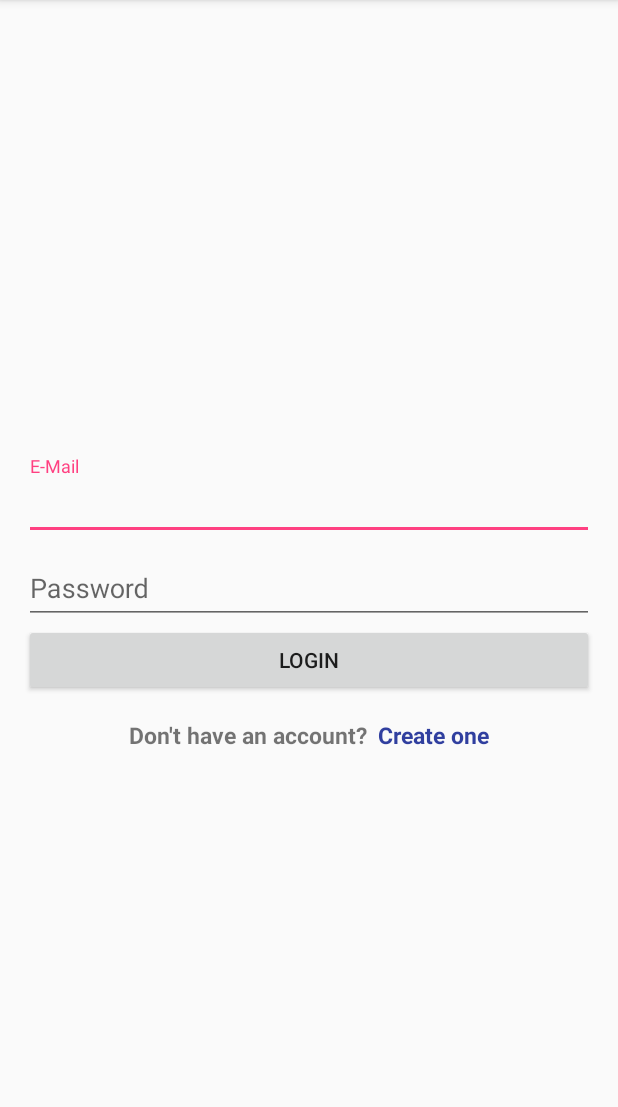
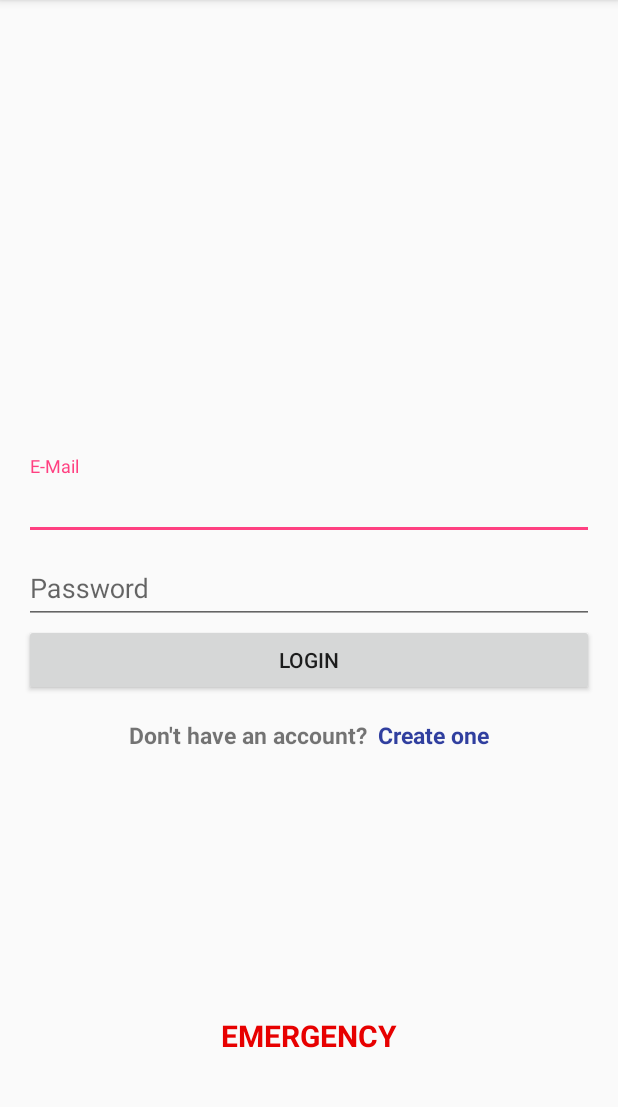
Before and after one commit to karanjuneja1106/Codeutsava, an Android app: the screen it shows after launch (LoginActivity), on a phone screen of 412 x 824 dp, the part 84-1191 px from its top. Run offline under Robolectric (Android 15) with nearby library versions, the phone set to English and light mode, and no system bars.

Commit message:
emergency_button

```diff
--- a/client/app/src/main/AndroidManifest.xml
+++ b/client/app/src/main/AndroidManifest.xml
@@ -3,6 +3,9 @@
     package="org.nullpointer.client">
 
     <uses-permission android:name="android.permission.INTERNET" />
+    <uses-permission android:name="android.permission.CALL_PHONE" />
+
+
 
     <application
         android:allowBackup="true"
--- a/client/app/src/main/java/org/nullpointer/client/LoginActivity.java
+++ b/client/app/src/main/java/org/nullpointer/client/LoginActivity.java
@@ -1,13 +1,18 @@
 package org.nullpointer.client;
 
+import android.Manifest;
 import android.content.Context;
 import android.content.Intent;
+import android.content.pm.PackageManager;
+import android.net.Uri;
 import android.os.AsyncTask;
 import android.os.Message;
 import android.support.design.widget.TextInputEditText;
+import android.support.v4.app.ActivityCompat;
 import android.support.v7.app.AppCompatActivity;
 import android.os.Bundle;
 import android.text.TextUtils;
+import android.util.Log;
 import android.view.View;
 import android.view.WindowManager;
 import android.widget.TextView;
@@ -26,31 +31,54 @@ import java.net.URLEncoder;
 
 public class LoginActivity extends AppCompatActivity {
     TextInputEditText mailId, password;
+    TextView emergency_bt;
     String mailIdString = "", passwordString = "";
-    boolean isDataValid = false,Q=false;
+    boolean isDataValid = false, Q = false;
+
     @Override
     protected void onCreate(Bundle savedInstanceState) {
         super.onCreate(savedInstanceState);
 
         setContentView(R.layout.activity_login);
-        if(LoginPreferences.getStoredMail(getApplicationContext())!=null){
-            Intent i=new Intent(this,MainActivity.class);
-            i.putExtra("mailID",LoginPreferences.getStoredMail(getApplicationContext()));
+        if (LoginPreferences.getStoredMail(getApplicationContext()) != null) {
+            Intent i = new Intent(this, MainActivity.class);
+            i.putExtra("mailID", LoginPreferences.getStoredMail(getApplicationContext()));
             //i.putExtra("name",LoginPreferences.getStoredName(this));
             startActivity(i);
             this.finish();
         }
         this.getWindow().setSoftInputMode(WindowManager.LayoutParams.SOFT_INPUT_STATE_ALWAYS_HIDDEN);
-        TextView register = (TextView)findViewById(R.id.register);
+        TextView register = (TextView) findViewById(R.id.register);
         register.setOnClickListener(new View.OnClickListener() {
             @Override
             public void onClick(View v) {
-                Intent i = new Intent(getApplicationContext(),RegActivity.class);
+                Intent i = new Intent(getApplicationContext(), RegActivity.class);
                 startActivity(i);
             }
         });
         mailId = (TextInputEditText) findViewById(R.id.mail_id_login);
         password = (TextInputEditText) findViewById(R.id.password_login);
+        emergency_bt = (TextView) findViewById(R.id.emergency_call);
+        emergency_bt.setOnClickListener(new View.OnClickListener() {
+            @Override
+            public void onClick(View view) {
+                //Log.i("fda","sdasda");
+                Intent intent = new Intent(Intent.ACTION_CALL);
+                intent.setData(Uri.parse("tel:108"));
+                if (ActivityCompat.checkSelfPermission(getApplicationContext(), Manifest.permission.CALL_PHONE) != PackageManager.PERMISSION_GRANTED) {
+                    // TODO: Consider calling
+
+                    //    ActivityCompat#requestPermissions
+                    // here to request the missing permissions, and then overriding
+                    //   public void onRequestPermissionsResult(int requestCode, String[] permissions,
+                    //                                          int[] grantResults)
+                    // to handle the case where the user grants the permission. See the documentation
+                    // for ActivityCompat#requestPermissions for more details.
+                    return;
+                }
+                startActivity(intent);
+            }
+        });
     }
     private boolean validateDetails() {
 
--- a/client/app/src/main/res/layout/activity_login.xml
+++ b/client/app/src/main/res/layout/activity_login.xml
@@ -76,5 +76,16 @@
             android:textSize="15dp"
             android:textStyle="bold" />
     </LinearLayout>
-
+    <TextView
+        android:id="@+id/emergency_call"
+        android:layout_width="wrap_content"
+        android:layout_height="wrap_content"
+        android:text="EMERGENCY"
+        android:textAlignment="center"
+        android:textColor="#e70000"
+        android:textSize="20dp"
+        android:textStyle="bold"
+        android:layout_alignParentBottom="true"
+        android:layout_centerHorizontal="true"
+        android:layout_marginBottom="48dp" />
 </RelativeLayout>
```
